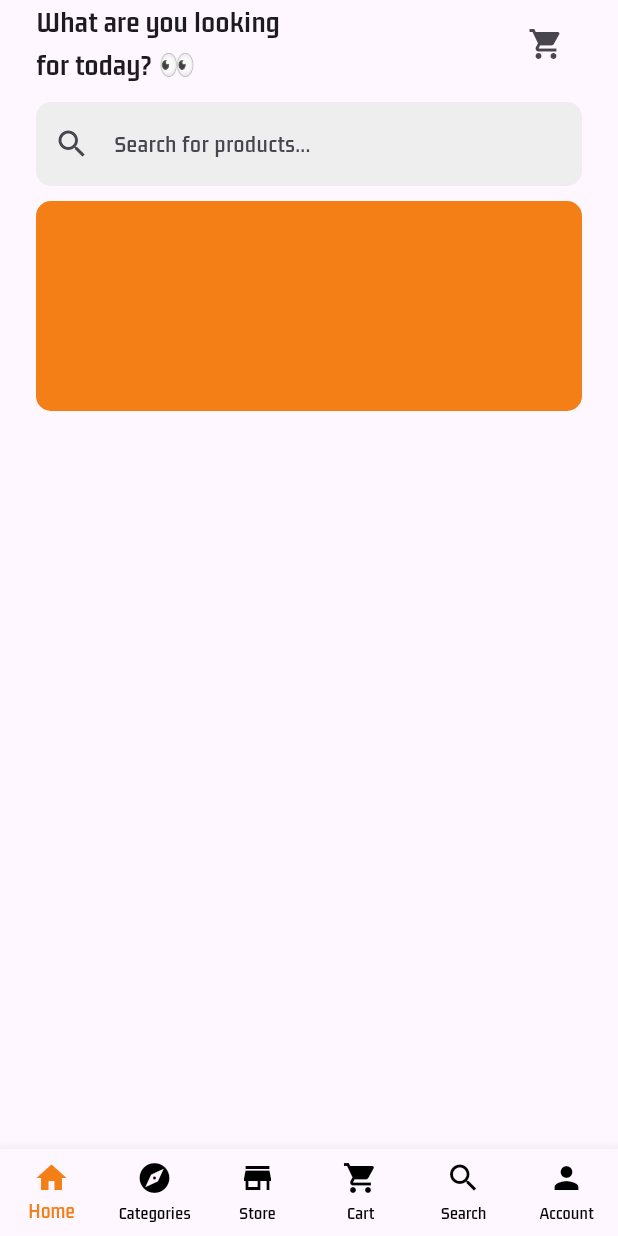
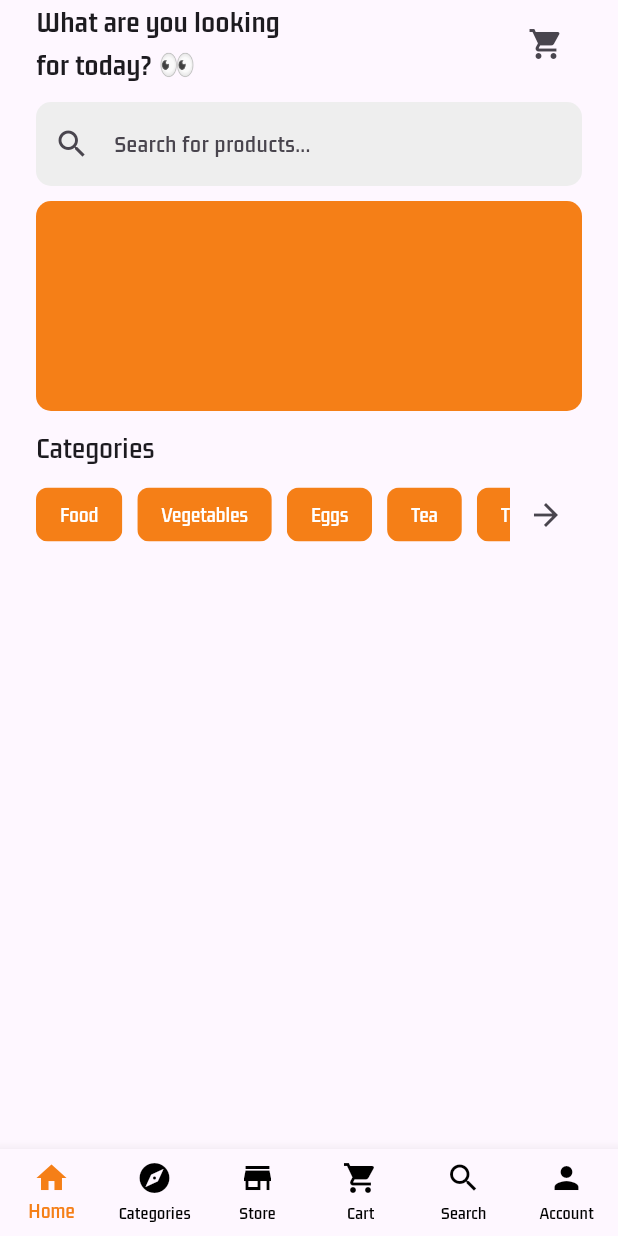
Before and after one commit to theVatsal3802/Multi-Vendor-Shop-App, a Flutter app: the screen it shows after launch, on a phone screen of 412 x 824 dp. Run offline on Flutter 3.47's test engine with Material 3 defaults, Android fonts, the light colour scheme and no system bars; our stand-ins replace cloud_firestore, firebase_core; accounts and stored records are empty.

Commit message:
Added Category Selection Widget

```diff
--- a/lib/utils/constants.dart
+++ b/lib/utils/constants.dart
@@ -1,8 +1 @@
-class Constants {
-  static const String accountSVG = "assets/icons/account.svg";
-  static const String cartSVG = "assets/icons/cart.svg";
-  static const String exploreSVG = "assets/icons/explore.svg";
-  static const String favoriteSVG = "assets/icons/favorite.svg";
-  static const String searchSVG = "assets/icons/search.svg";
-  static const String shopSVG = "assets/icons/shop.svg";
-}
+class Constants {}
--- a/lib/views/customers/screens/home_screen.dart
+++ b/lib/views/customers/screens/home_screen.dart
@@ -1,5 +1,6 @@
 import 'package:flutter/material.dart';
 import 'package:multi_vendor_app/views/customers/screens/widgets/banner_widget.dart';
+import 'package:multi_vendor_app/views/customers/screens/widgets/category_text.dart';
 import 'package:multi_vendor_app/views/customers/screens/widgets/search_bar_widget.dart';
 import 'package:multi_vendor_app/views/customers/screens/widgets/welcome_text_widget.dart';
 
@@ -14,14 +15,19 @@ class HomeScreen extends StatelessWidget {
         left: 24,
         right: 24,
       ),
-      child: const Column(
+      child: Column(
+        crossAxisAlignment: CrossAxisAlignment.start,
         children: [
-          WelcomeTextWidget(),
-          SizedBox(
+          const WelcomeTextWidget(),
+          const SizedBox(
             height: 10,
           ),
-          SearchBarWidget(),
-          BannerWidget(),
+          const SearchBarWidget(),
+          const BannerWidget(),
+          const SizedBox(
+            height: 10,
+          ),
+          CategoryText(),
         ],
       ),
     );
--- /dev/null
+++ b/lib/views/customers/screens/widgets/category_text.dart
@@ -0,0 +1,63 @@
+import 'package:flutter/material.dart';
+
+class CategoryText extends StatelessWidget {
+  CategoryText({super.key});
+
+  final List<String> _category = [
+    'Food',
+    'Vegetables',
+    'Eggs',
+    'Tea',
+    'Tea',
+    'Tea',
+    'Tea',
+  ];
+  @override
+  Widget build(BuildContext context) {
+    return Column(
+      crossAxisAlignment: CrossAxisAlignment.start,
+      children: [
+        const Text(
+          "Categories",
+          textScaler: TextScaler.noScaling,
+          style: TextStyle(
+            fontSize: 20,
+          ),
+        ),
+        SizedBox(
+          height: 60,
+          child: Row(
+            children: [
+              Expanded(
+                child: ListView.builder(
+                  shrinkWrap: true,
+                  scrollDirection: Axis.horizontal,
+                  itemBuilder: (context, index) {
+                    return Padding(
+                      padding: const EdgeInsets.only(right: 10),
+                      child: ActionChip(
+                        side: BorderSide.none,
+                        backgroundColor: Colors.yellow.shade900,
+                        onPressed: () {},
+                        label: Text(
+                          _category[index],
+                          textScaler: TextScaler.noScaling,
+                          style: const TextStyle(color: Colors.white),
+                        ),
+                      ),
+                    );
+                  },
+                  itemCount: _category.length,
+                ),
+              ),
+              IconButton(
+                onPressed: () {},
+                icon: const Icon(Icons.arrow_forward),
+              ),
+            ],
+          ),
+        ),
+      ],
+    );
+  }
+}
```
